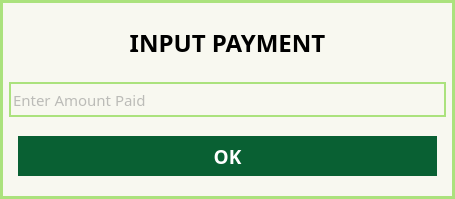
Above: Screens/MainMenuScreens/Transaction/Dialog/Dlog_CashAmount.ui from Bideiro/Ranil_project_py before the change. Below: the same form after it.
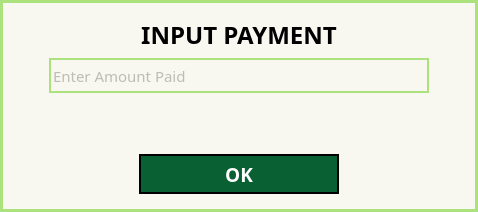
That is the form after the change.

Patch:
```diff
--- a/Screens/MainMenuScreens/Transaction/Dialog/Dlog_CashAmount.ui
+++ b/Screens/MainMenuScreens/Transaction/Dialog/Dlog_CashAmount.ui
@@ -6,8 +6,8 @@
    <rect>
     <x>0</x>
     <y>0</y>
-    <width>455</width>
-    <height>199</height>
+    <width>478</width>
+    <height>212</height>
    </rect>
   </property>
   <property name="windowTitle">
@@ -20,7 +20,7 @@
 }
 .QPushButton{
 background-color: #096033;
-border: 3px solid #096033;
+border: 2px solid;
 color: white
 }
 .QLineEdit{
@@ -54,11 +54,21 @@
      </property>
      <layout class="QVBoxLayout" name="verticalLayout">
       <item>
+       <widget class="QWidget" name="widget_3" native="true">
+        <layout class="QVBoxLayout" name="verticalLayout_2">
+         <property name="leftMargin">
+          <number>40</number>
+         </property>
+         <property name="rightMargin">
+          <number>40</number>
+         </property>
+         <item>
        <widget class="QLabel" name="label">
         <property name="font">
          <font>
           <family>DM Sans</family>
           <pointsize>18</pointsize>
+             <weight>75</weight>
           <bold>true</bold>
          </font>
         </property>
@@ -95,14 +105,36 @@
         </property>
        </widget>
       </item>
+        </layout>
+       </widget>
+      </item>
+      <item>
+       <spacer name="verticalSpacer">
+        <property name="orientation">
+         <enum>Qt::Vertical</enum>
+        </property>
+        <property name="sizeHint" stdset="0">
+         <size>
+          <width>20</width>
+          <height>40</height>
+         </size>
+        </property>
+       </spacer>
+      </item>
       <item>
        <widget class="QWidget" name="widget_2" native="true">
-        <layout class="QVBoxLayout" name="verticalLayout_2">
+        <layout class="QHBoxLayout" name="horizontalLayout">
          <item>
           <widget class="QPushButton" name="ok_btn">
+           <property name="sizePolicy">
+            <sizepolicy hsizetype="Fixed" vsizetype="Fixed">
+             <horstretch>0</horstretch>
+             <verstretch>0</verstretch>
+            </sizepolicy>
+           </property>
            <property name="minimumSize">
             <size>
-             <width>0</width>
+             <width>200</width>
              <height>40</height>
             </size>
            </property>
@@ -110,6 +142,7 @@
             <font>
              <family>DM Sans</family>
              <pointsize>14</pointsize>
+             <weight>75</weight>
              <bold>true</bold>
             </font>
            </property>
```
Lines whose indentation alone changed are shown as unchanged.
